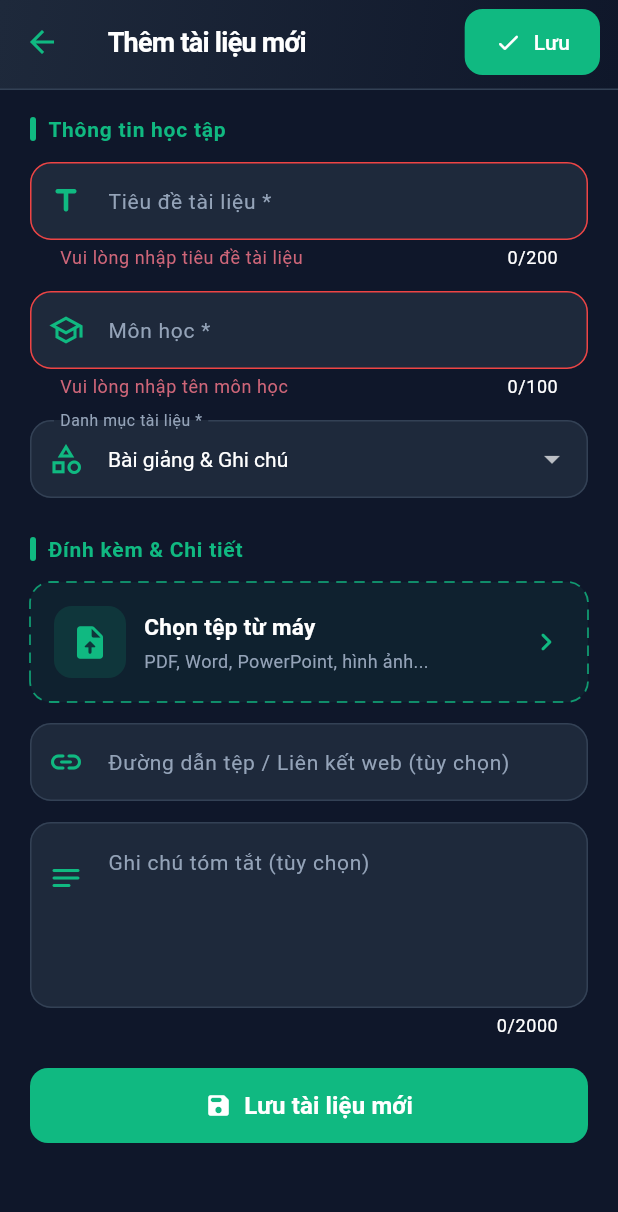
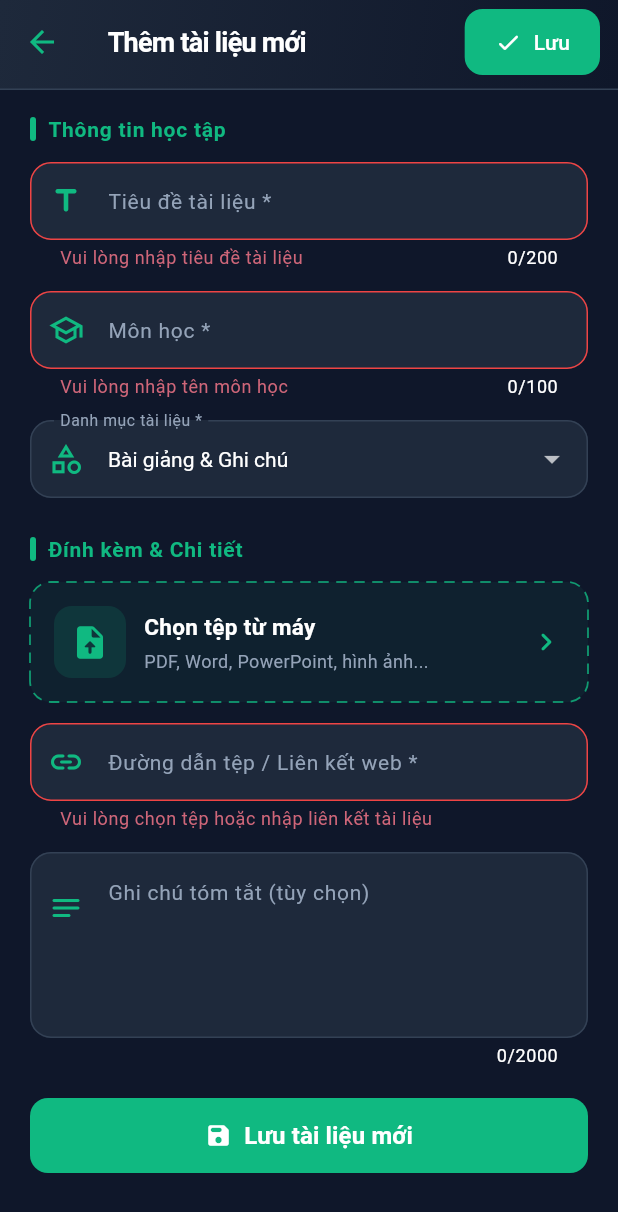
Before and after one commit to linhdontcare/Vault_LDC, a Flutter app: the AddEditDocumentScreen screen opened directly, after a tap on "Lưu tài liệu mới", on a phone screen of 412 x 824 dp. Shown: the top 1212 px of the screen. Run offline on Flutter 3.47's test engine with Material 3 defaults, Android fonts, the phone set to English and light mode, and no system bars; our stand-ins replace drift, file_picker, open_filex; missing offline and left inert: android_intent_plus; accounts and stored records are empty; generated files the repository leaves out were written again.

Commit message:
update eduvault

```diff
--- a/eduvault/lib/presentation/screens/add_edit_document_screen.dart
+++ b/eduvault/lib/presentation/screens/add_edit_document_screen.dart
@@ -161,6 +161,41 @@ class _AddEditDocumentScreenState extends State<AddEditDocumentScreen> {
       default:
         return extension.toUpperCase();
     }
+  }
+
+  /// Kiểm tra tệp đính kèm hoặc liên kết trước khi cho phép lưu tài liệu.
+  ///
+  /// Người dùng phải cung cấp một trong hai loại:
+  /// - URL HTTP/HTTPS hợp lệ; hoặc
+  /// - Đường dẫn tới tệp local đang tồn tại.
+  String? _validateAttachment(String? value) {
+    final attachment = value?.trim() ?? '';
+    if (attachment.isEmpty) {
+      return 'Vui lòng chọn tệp hoặc nhập liên kết tài liệu';
+    }
+
+    final isWindowsLocalPath = RegExp(r'^[a-zA-Z]:[\\/]').hasMatch(attachment);
+    final uri = Uri.tryParse(attachment);
+    final isHttpLink =
+        uri != null &&
+        (uri.scheme.toLowerCase() == 'http' ||
+            uri.scheme.toLowerCase() == 'https');
+    if (isHttpLink) {
+      if (uri.host.isEmpty) {
+        return 'Liên kết tài liệu không hợp lệ';
+      }
+      return null;
+    }
+
+    if (!isWindowsLocalPath && uri != null && uri.scheme.isNotEmpty) {
+      return 'Chỉ hỗ trợ liên kết HTTP/HTTPS hoặc tệp local';
+    }
+
+    if (!File(attachment).existsSync()) {
+      return 'Tệp local không tồn tại hoặc không thể truy cập';
+    }
+
+    return null;
   }
 
   /// Chọn tệp từ bộ nhớ thiết bị, sau đó lưu bản sao vào vùng dữ liệu riêng.
@@ -398,6 +433,16 @@ class _AddEditDocumentScreenState extends State<AddEditDocumentScreen> {
 
   Future<void> _handleSave() async {
     if (!_formKey.currentState!.validate()) return;
+    final attachmentError = _validateAttachment(_filePathOrUrlController.text);
+    if (attachmentError != null) {
+      ScaffoldMessenger.of(context).showSnackBar(
+        SnackBar(
+          content: Text(attachmentError),
+          backgroundColor: Colors.orange,
+        ),
+      );
+      return;
+    }
     if (_selectedCategoryId == null) {
       ScaffoldMessenger.of(context).showSnackBar(
         const SnackBar(
@@ -740,10 +785,10 @@ class _AddEditDocumentScreenState extends State<AddEditDocumentScreen> {
                   textInputAction: TextInputAction.next,
                   keyboardType: TextInputType.url,
                   style: const TextStyle(color: AppTheme.textPrimary),
+                  validator: _validateAttachment,
                   decoration: const InputDecoration(
-                    labelText: 'Đường dẫn tệp / Liên kết web (tùy chọn)',
-                    hintText:
-                        'https://drive.google.com/... hoặc C:/Documents/...',
+                    labelText: 'Đường dẫn tệp / Liên kết web *',
+                    hintText: 'Chọn tệp ở trên hoặc nhập https://...',
                     prefixIcon: Icon(
                       Icons.link_rounded,
                       color: AppTheme.primaryColor,
--- a/eduvault/pubspec.yaml
+++ b/eduvault/pubspec.yaml
@@ -44,6 +44,7 @@ dependencies:
   file_picker: ^13.1.0
   open_filex: ^4.7.0
   url_launcher: ^6.3.3
+  android_intent_plus: ^6.1.0
 
 dev_dependencies:
   flutter_test:
```
Also changed, not shown: eduvault/lib/presentation/screens/home_screen.dart (+45 -5 lines), eduvault/pubspec.lock, 3 other files.
